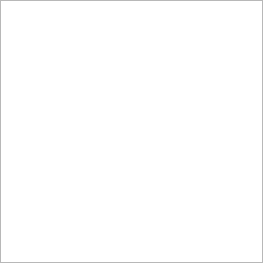
Before: the Qt Designer form Kad_QT/Kad_QT/QTUI_NodeInfoFloating_Widget.ui in CBE7F1F65/b63ea6f6f9110311ba98a677c0e70afd, drawn with Qt 5.
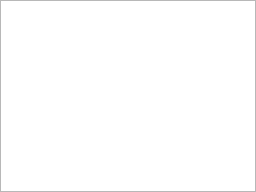
After: the same form once the commit is applied. Custom widgets are drawn as their Qt base class.

Commit message: 增强NodeInfo显示功能

What changed in the file:
```diff
--- a/Kad_QT/Kad_QT/QTUI_NodeInfoFloating_Widget.ui
+++ b/Kad_QT/Kad_QT/QTUI_NodeInfoFloating_Widget.ui
@@ -6,40 +6,75 @@
    <rect>
     <x>0</x>
     <y>0</y>
-    <width>263</width>
-    <height>263</height>
+    <width>256</width>
+    <height>192</height>
    </rect>
   </property>
+  <property name="sizePolicy">
+   <sizepolicy hsizetype="Expanding" vsizetype="Expanding">
+    <horstretch>0</horstretch>
+    <verstretch>0</verstretch>
+   </sizepolicy>
+  </property>
   <property name="windowTitle">
    <string>Form</string>
   </property>
   <property name="autoFillBackground">
    <bool>true</bool>
   </property>
-  <layout class="QGridLayout" name="gridLayout">
-   <property name="margin">
-    <number>0</number>
-   </property>
+  <layout class="QHBoxLayout" name="horizontalLayout">
    <property name="spacing">
     <number>0</number>
    </property>
-   <item row="0" column="0">
-    <widget class="QTreeWidget" name="treeWidget">
+   <property name="margin">
+    <number>0</number>
+   </property>
+   <item>
+    <widget class="QTUI_NodeInfoFloating_Tree" name="treeWidget">
      <property name="editTriggers">
       <set>QAbstractItemView::NoEditTriggers</set>
      </property>
+     <property name="indentation">
+      <number>16</number>
+     </property>
+     <property name="expandsOnDoubleClick">
+      <bool>false</bool>
+     </property>
+     <property name="columnCount">
+      <number>2</number>
+     </property>
      <attribute name="headerVisible">
       <bool>false</bool>
      </attribute>
+     <attribute name="headerDefaultSectionSize">
+      <number>40</number>
+     </attribute>
      <column>
       <property name="text">
        <string notr="true">1</string>
       </property>
      </column>
+     <column>
+      <property name="text">
+       <string notr="true">2</string>
+      </property>
+     </column>
     </widget>
    </item>
   </layout>
  </widget>
+ <customwidgets>
+  <customwidget>
+   <class>QTUI_NodeInfoFloating_Tree</class>
+   <extends>QTreeWidget</extends>
+   <header location="global">qtui_nodeinfofloating_tree.h</header>
+   <slots>
+    <slot>SLT_ItemClicked(QTreeWidgetItem*,int)</slot>
+    <slot>SLT_AdjustSize()</slot>
+    <slot>SLT_ItemDoubleClicked(QTreeWidgetItem*,int)</slot>
+   </slots>
+  </customwidget>
+ </customwidgets>
  <resources/>
  <connections/>
 </ui>
```
Left out of the diff: 70 changed lines with no effect on the pictures. The commit also changes 12 other files.
